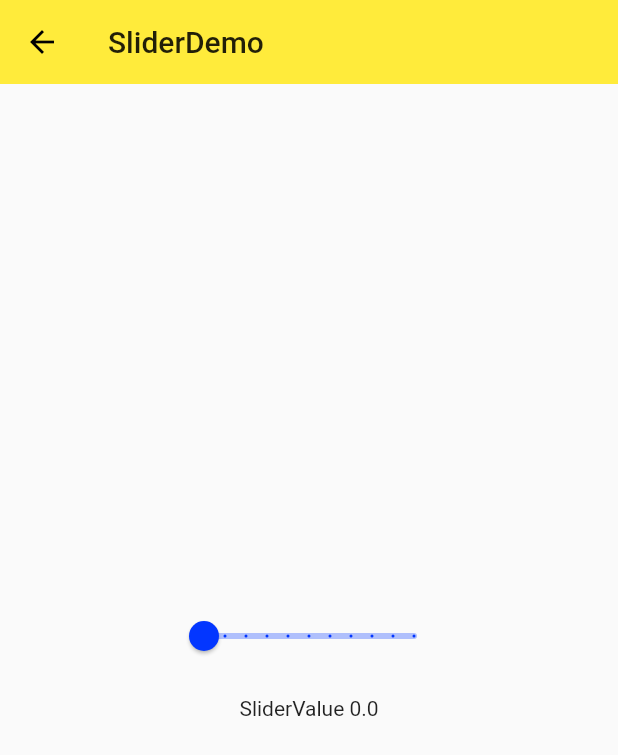
After one commit to maoai-xianyu/flutter_little, a Flutter app: the screen it shows after launch, after a tap on "SliderDemo", on a phone screen of 412 x 824 dp. The commit adds this screen. Shown: the top 755 px of the screen. Run offline on Flutter 3.47's test engine with Material 2 defaults, Android fonts, the phone set to English and light mode, and no system bars.

Commit message:
滑动选择器

```diff
--- a/lib/demo/material_components.dart
+++ b/lib/demo/material_components.dart
@@ -6,6 +6,7 @@ import './form_demo.dart';
 import './check_box_demo.dart';
 import './radio_demo.dart';
 import './switch_demo.dart';
+import './slider_demo.dart';
 
 class MaterialComponents extends StatelessWidget {
   @override
@@ -17,19 +18,23 @@ class MaterialComponents extends StatelessWidget {
       ),
       body: ListView(
         children: <Widget>[
-           ListItem(
+          ListItem(
+            title: 'SliderDemo',
+            page: SliderDemo(),
+          ),
+          ListItem(
             title: 'SwitchDemo',
             page: SwitchDemo(),
           ),
-           ListItem(
+          ListItem(
             title: 'RadioDemo',
             page: RadioDemo(),
           ),
-           ListItem(
+          ListItem(
             title: 'CheckBoxDemo',
             page: CheckBoxDemo(),
           ),
-           ListItem(
+          ListItem(
             title: 'FormDemo',
             page: FormDemo(),
           ),
--- /dev/null
+++ b/lib/demo/slider_demo.dart
@@ -0,0 +1,52 @@
+import 'package:flutter/material.dart';
+
+class SliderDemo extends StatefulWidget {
+  @override
+  _SliderDemoState createState() => _SliderDemoState();
+}
+
+class _SliderDemoState extends State<SliderDemo> {
+  double _slideItemA = 0.0;
+
+  @override
+  Widget build(BuildContext context) {
+    return Scaffold(
+      appBar: AppBar(
+        title: Text('SliderDemo'),
+        elevation: 0.0,
+      ),
+      body: Container(
+        padding: EdgeInsets.all(16.0),
+        child: Column(
+          mainAxisAlignment: MainAxisAlignment.center,
+          children: <Widget>[
+            Row(
+              mainAxisAlignment: MainAxisAlignment.center,
+              children: <Widget>[
+                Slider(
+                  value: _slideItemA,
+                  onChanged: (value) {
+                    setState(() {
+                      _slideItemA = value;
+                    });
+                  },
+                  activeColor: Theme.of(context).accentColor,
+                  inactiveColor: Theme.of(context).accentColor.withOpacity(0.3),
+                  min: 0.0,
+                  max: 10.0,
+                  // 分割
+                  divisions: 10,
+                  label: '${_slideItemA.toInt()}',
+                )
+              ],
+            ),
+            SizedBox(
+              height: 16.0,
+            ),
+            Text('SliderValue $_slideItemA'),
+          ],
+        ),
+      ),
+    );
+  }
+}
```
